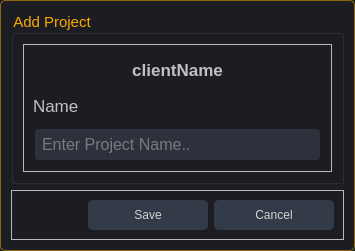
First picture: the form in ui/projects/add_project_modal.ui, repository Narendarvfx/Tendrill, before the edit.
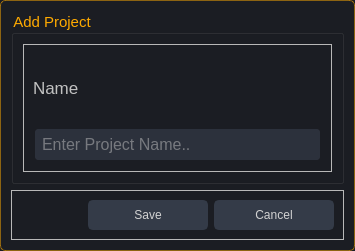
Second picture: the form after the edit. Icons and pictures are not drawn.

```diff
--- a/ui/projects/add_project_modal.ui
+++ b/ui/projects/add_project_modal.ui
@@ -80,37 +80,7 @@
          <enum>QFrame::Raised</enum>
         </property>
         <layout class="QGridLayout" name="gridLayout_2">
-         <item row="0" column="0">
-          <widget class="QLabel" name="cli_name_label">
-           <property name="font">
-            <font>
-             <family>Segoe UI</family>
-             <pointsize>13</pointsize>
-             <weight>75</weight>
-             <bold>true</bold>
-            </font>
-           </property>
-           <property name="text">
-            <string>clientName</string>
-           </property>
-           <property name="alignment">
-            <set>Qt::AlignCenter</set>
-           </property>
-          </widget>
-         </item>
          <item row="1" column="0">
-          <widget class="QLabel" name="label">
-           <property name="font">
-            <font>
-             <pointsize>13</pointsize>
-            </font>
-           </property>
-           <property name="text">
-            <string>Name</string>
-           </property>
-          </widget>
-         </item>
-         <item row="2" column="0">
           <widget class="QLineEdit" name="pro_name_text">
            <property name="font">
             <font>
@@ -125,6 +95,18 @@
            </property>
           </widget>
          </item>
+         <item row="0" column="0">
+          <widget class="QLabel" name="label">
+           <property name="font">
+            <font>
+             <pointsize>13</pointsize>
+            </font>
+           </property>
+           <property name="text">
+            <string>Name</string>
+           </property>
+          </widget>
+         </item>
         </layout>
        </widget>
       </item>
```
Left out of the diff: 4 changed lines with no effect on the pictures.
